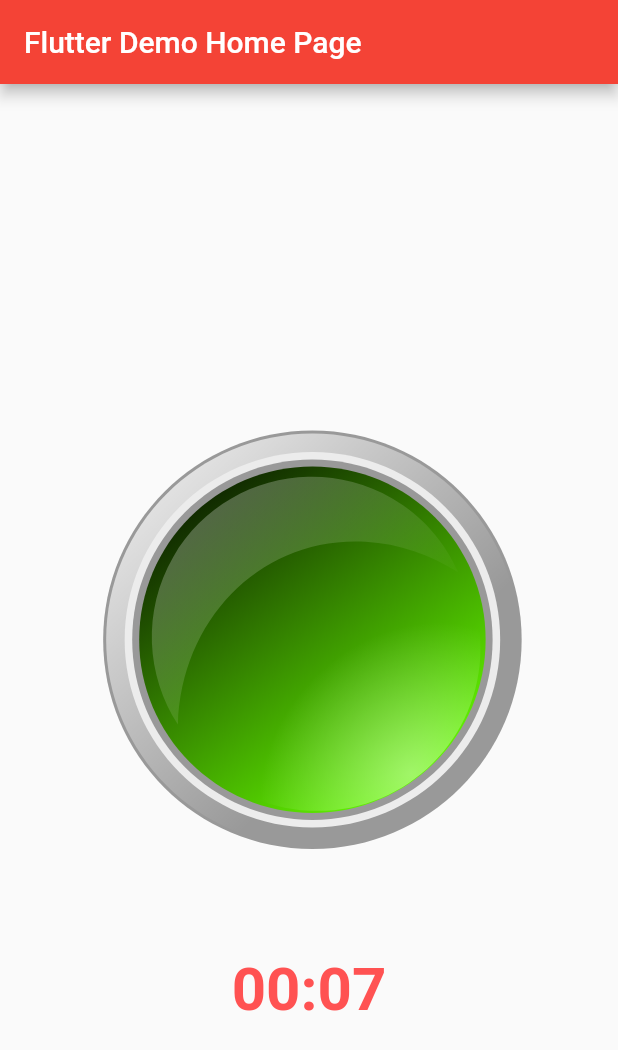
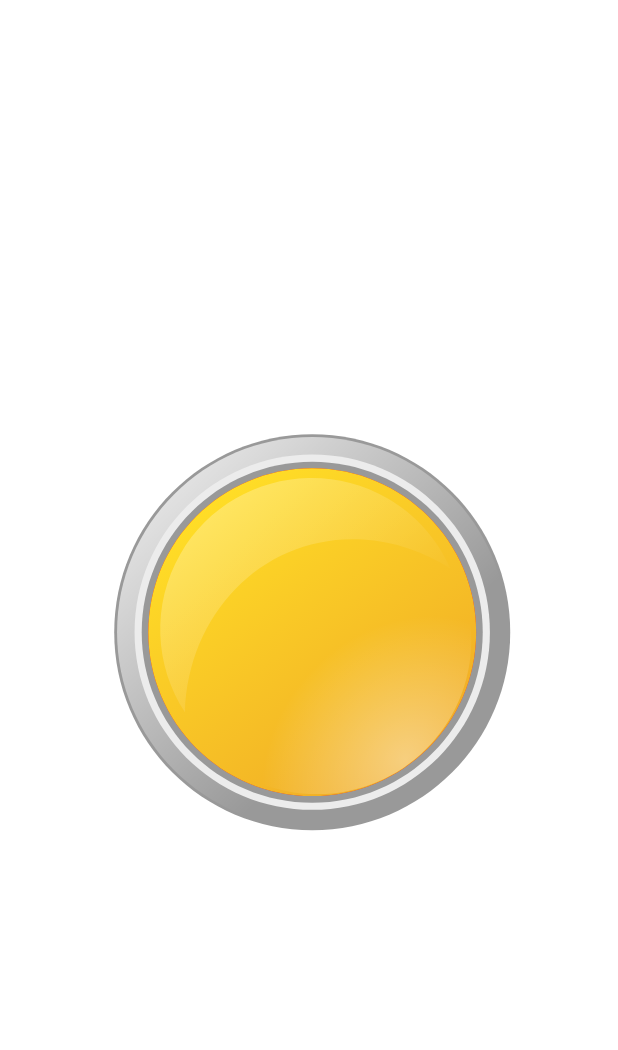
Before and after one commit to gudun-ku/longpress, a Flutter app: the screen it shows after launch, on a phone screen of 412 x 824 dp. Shown: the top 1050 px of the screen. Run offline on Flutter 3.47's test engine with Material 2 defaults, Android fonts, the phone set to English and light mode, and no system bars; our stand-ins replace bloc, equatable, flutter_bloc, flutter_svg.

Commit message:
New transparent background activity

```diff
--- a/lib/bloc/timer_bloc.dart
+++ b/lib/bloc/timer_bloc.dart
@@ -6,7 +6,7 @@ import 'package:longpress/ticker.dart';
 
 class TimerBloc extends Bloc<TimerEvent, TimerState> {
   final Ticker _ticker;
-  final int _duration = 7;
+  final int _duration = 3;
 
   StreamSubscription<int> _tickerSubscription;
 
--- a/lib/main.dart
+++ b/lib/main.dart
@@ -30,7 +30,24 @@ class MyHomePage extends StatefulWidget {
 
 class _MyHomePageState extends State<MyHomePage> {
   final TimerBloc _timerBloc = TimerBloc(ticker: Ticker());
-  final Widget _svgImage = new SvgPicture.asset('images/buttongreen.svg');
+
+  /*
+   <stop
+         stop-color="#FF8400"
+         offset="0"
+         id="stop10" />
+      <stop
+         stop-color="#F02E1C"
+         offset="1"
+         id="stop12" />
+  */
+  final Widget _svgImage = new SvgPicture.asset('images/buttonalert.svg');
+  final Widget _svgImageOverlay3 =
+      new SvgPicture.asset('images/buttoninner3.svg');
+  final Widget _svgImageOverlay2 =
+      new SvgPicture.asset('images/buttoninner2.svg');
+  final Widget _svgImageOverlay1 =
+      new SvgPicture.asset('images/buttoninner1.svg');
 
   void _longPressStart() {
     print("long press started");
@@ -46,15 +63,22 @@ class _MyHomePageState extends State<MyHomePage> {
     }
   }
 
+  Widget _getSvgOverlayImage(int seconds) {
+    if (seconds > 2) {
+      return _svgImageOverlay3;
+    } else if (seconds > 1) {
+      return _svgImageOverlay2;
+    } else {
+      return _svgImageOverlay1;
+    }
+  }
+
   @override
   Widget build(BuildContext context) {
     return Scaffold(
-      appBar: AppBar(
-        title: Text(widget.title),
-      ),
+      backgroundColor: Colors.transparent,
       body: Center(
-        child: Column(
-          mainAxisAlignment: MainAxisAlignment.center,
+        child: Stack(
           children: <Widget>[
             BlocProvider(
               bloc: _timerBloc,
@@ -62,28 +86,49 @@ class _MyHomePageState extends State<MyHomePage> {
                 onLongPress: _longPressStart,
                 onLongPressUp: _longPressUp,
                 child: Padding(
-                  padding: EdgeInsets.all(20.0),
-                  child:
-                      _svgImage, //child: Image.asset('images/greenbutton.png'),
+                  padding: EdgeInsets.all(30.0),
+                  child: BlocBuilder(
+                      bloc: _timerBloc,
+                      builder: (context, state) {
+                        final int remainingSeconds =
+                            (state.duration % 60).floor();
+                        return Center(
+                          child: Stack(
+                            children: <Widget>[
+                              _svgImage, //child: Image.asset('images/greenbutton.png'),
+                              _getSvgOverlayImage(remainingSeconds),
+                            ],
+                          ),
+                        );
+                      }),
                 ),
               ),
             ),
             BlocBuilder(
               bloc: _timerBloc,
               builder: (context, state) {
+                final int remainingSeconds = (state.duration % 60).floor();
                 final String minutesStr = ((state.duration / 60) % 60)
                     .floor()
                     .toString()
                     .padLeft(2, '0');
                 final String secondsStr =
                     (state.duration % 60).floor().toString().padLeft(2, '0');
-                return Text(
-                  '$minutesStr:$secondsStr',
-                  style: TextStyle(
-                      fontSize: 40,
-                      fontWeight: FontWeight.bold,
-                      color: Colors.redAccent),
-                );
+                return remainingSeconds > 2
+                    ? SizedBox(
+                        height: 0,
+                        width: 0,
+                      )
+                    : Center(
+                        child: Text(
+                          '$minutesStr:$secondsStr',
+                          textAlign: TextAlign.center,
+                          style: TextStyle(
+                              fontSize: 50,
+                              fontWeight: FontWeight.bold,
+                              color: Colors.white),
+                        ),
+                      );
               },
             ),
           ],
```
Also changed, not shown: images/buttonalert.svg (added), images/buttoninner1.svg (added), images/buttoninner2.svg (added), images/buttoninner3.svg, pubspec.lock, 8 other files.
